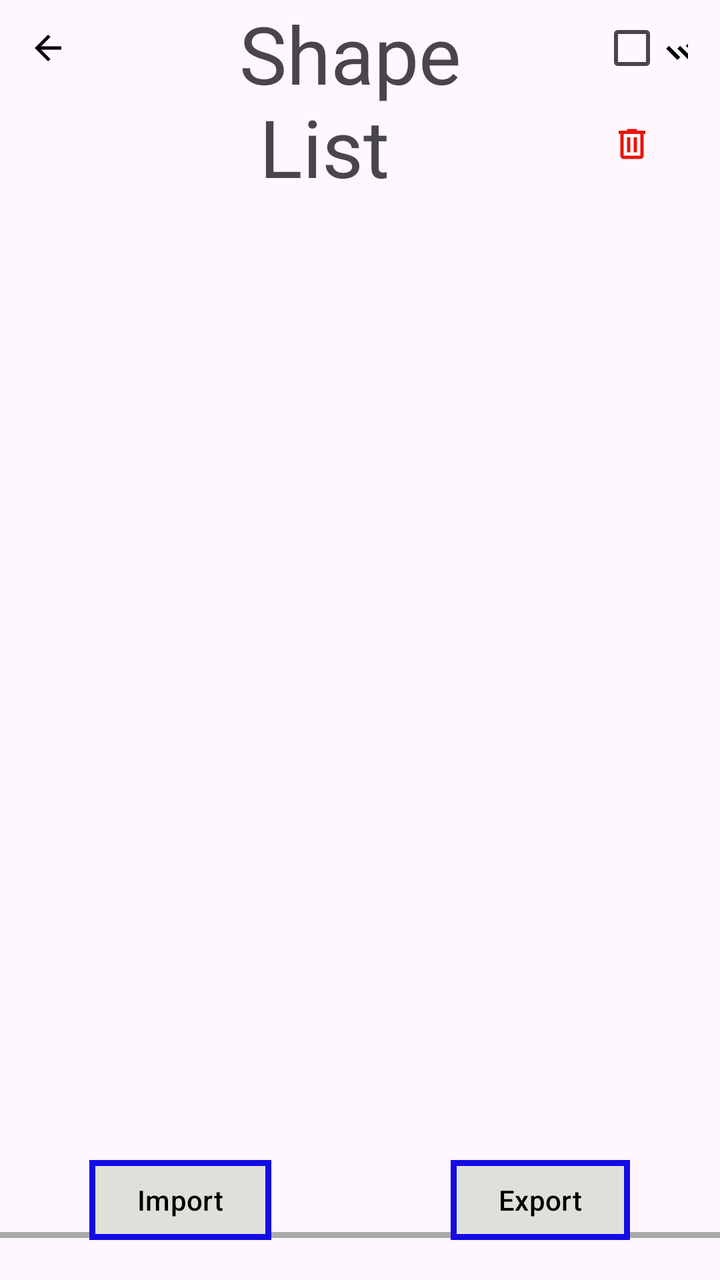
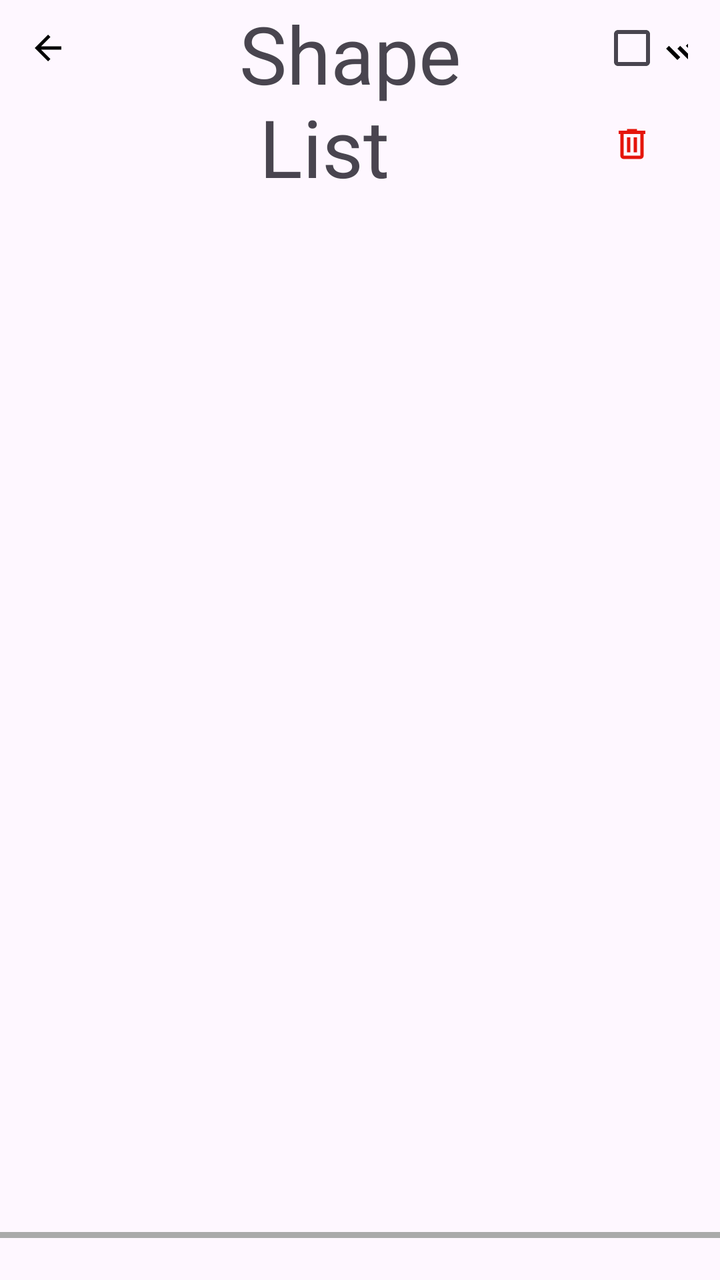

The first picture is an Android layout as it rendered before a commit; the second is the same layout after the commit. The layout source and the unified diff follow.
<!-- AndroidManifest.xml: application theme Theme.Euclydia -->
<!-- res/layout/list_activity.xml -->
<?xml version="1.0" encoding="utf-8"?>
<androidx.constraintlayout.widget.ConstraintLayout
    android:id="@+id/list"
    xmlns:android="http://schemas.android.com/apk/res/android"
    xmlns:tools="http://schemas.android.com/tools"
    android:layout_width="match_parent"
    android:layout_height="match_parent"
    xmlns:app="http://schemas.android.com/apk/res-auto">

    <TextView
        android:id="@+id/title"
        android:layout_width="wrap_content"
        android:layout_height="wrap_content"
        android:text="@string/shape_n_list"
        android:textSize="40sp"
        app:layout_constraintEnd_toEndOf="parent"
        app:layout_constraintStart_toStartOf="parent"
        app:layout_constraintTop_toTopOf="parent"
        tools:layout_editor_absoluteY="0dp" />

    <com.google.android.material.button.MaterialButton
        android:id="@+id/back"
        style="@style/Widget.Material3.Button.IconButton"
        android:layout_width="wrap_content"
        android:layout_height="wrap_content"
        app:iconTint="@color/black"
        app:icon="@drawable/ic_back"
        app:layout_constraintStart_toStartOf="parent"
        app:layout_constraintTop_toTopOf="parent" />

    <CheckBox
        android:id="@+id/selall"
        android:layout_width="wrap_content"
        android:layout_height="wrap_content"
        android:layout_marginEnd="16dp"
        android:backgroundTint="@color/blue"
        android:drawableStart="@drawable/ic_selectall"
        app:layout_constraintEnd_toEndOf="parent"
        app:layout_constraintTop_toTopOf="parent" />

    <com.google.android.material.button.MaterialButton
        android:id="@+id/delete"
        style="@style/Widget.Material3.Button.IconButton"
        android:layout_width="wrap_content"
        android:layout_height="wrap_content"
        app:iconTint="@color/red"
        app:icon="@drawable/ic_delete"
        tools:layout_editor_absoluteX="323dp"
        tools:layout_editor_absoluteY="52dp"
        app:layout_constraintStart_toStartOf="@id/selall"
        app:layout_constraintEnd_toEndOf="@id/selall"
        app:layout_constraintTop_toBottomOf="@id/selall"/>

    <androidx.recyclerview.widget.RecyclerView
        android:id="@+id/list_view"
        android:layout_width="match_parent"
        android:layout_height="484dp"
        android:layout_marginTop="32dp"
        app:layout_constraintEnd_toEndOf="parent"
        app:layout_constraintHorizontal_bias="0.0"
        app:layout_constraintStart_toStartOf="parent"
        app:layout_constraintTop_toBottomOf="@id/title" />

    <View
        android:id="@+id/borderBar"
        android:layout_width="match_parent"
        android:layout_height="3dp"
        android:background="@android:color/darker_gray"
        app:layout_constraintTop_toBottomOf="@id/list_view"
        app:layout_constraintStart_toStartOf="parent"
        app:layout_constraintEnd_toEndOf="parent"/>


    <com.google.android.material.button.MaterialButton
        android:id="@+id/Import"
        android:layout_width="wrap_content"
        android:layout_height="wrap_content"
        android:layout_marginBottom="16dp"
        android:text="@string/importbutton"
        style="@style/BlueButton"
        tools:layout_editor_absoluteX="61dp"
        app:layout_constraintBottom_toBottomOf="parent"
        app:layout_constraintStart_toStartOf="parent"
        app:layout_constraintEnd_toEndOf="@+id/center"
        />

    <com.google.android.material.button.MaterialButton
        android:id="@+id/Export"
        android:layout_width="wrap_content"
        android:layout_height="wrap_content"
        android:text="@string/exportbutton"
        style="@style/BlueButton"
        tools:layout_editor_absoluteX="266dp"
        tools:layout_editor_absoluteY="624dp"
        app:layout_constraintBottom_toBottomOf="parent"
        android:layout_marginBottom="16dp"
        app:layout_constraintEnd_toEndOf="parent"
        app:layout_constraintStart_toEndOf="@id/center"/>

    <androidx.constraintlayout.widget.Guideline android:layout_width="wrap_content"
        android:id="@+id/center"
        android:orientation="vertical"
        android:layout_height="wrap_content"
        app:layout_constraintGuide_percent=".50"/>


</androidx.constraintlayout.widget.ConstraintLayout>
<!-- resources referenced by this layout -->
<resources>
  <color name="black">#FF000000</color>
  <color name="blue">#140be5</color>
  <color name="red">#e5150b</color>
  <!-- drawable ic_back (drawable) -->
  <vector xmlns:android="http://schemas.android.com/apk/res/android" android:autoMirrored="true" android:height="24dp" android:tint="#000000" android:viewportHeight="960" android:viewportWidth="960" android:width="24dp">
        
      <path android:fillColor="@android:color/white" android:pathData="M313,520L537,744L480,800L160,480L480,160L537,216L313,440L800,440L800,520L313,520Z"/>
      
  </vector>
  <!-- drawable ic_delete (drawable) -->
  <vector xmlns:android="http://schemas.android.com/apk/res/android"
      android:width="24dp"
      android:height="24dp"
      android:viewportWidth="960"
      android:viewportHeight="960">
    <path
        android:pathData="M280,840q-33,0 -56.5,-23.5T200,760v-520h-40v-80h200v-40h240v40h200v80h-40v520q0,33 -23.5,56.5T680,840L280,840ZM680,240L280,240v520h400v-520ZM360,680h80v-360h-80v360ZM520,680h80v-360h-80v360ZM280,240v520,-520Z"
        android:fillColor="#1f1f1f"/>
  </vector>
  <!-- drawable ic_selectall (drawable) -->
  <vector xmlns:android="http://schemas.android.com/apk/res/android" android:height="24dp" android:tint="#000000" android:viewportHeight="960" android:viewportWidth="960" android:width="24dp">
        
      <path android:fillColor="@android:color/white" android:pathData="M268,720L42,494L99,438L269,608L269,608L325,664L268,720ZM494,720L268,494L324,437L494,607L862,239L918,296L494,720ZM494,494L437,438L635,240L692,296L494,494Z"/>
      
  </vector>
  <string name="exportbutton">Export</string>
  <string name="importbutton">Import</string>
  <string name="shape_n_list">Shape \n List</string>
  <style name="BlueButton" parent="BaseButton">
          <item name="strokeColor">@color/blue</item>
      </style>
  <style name="Theme.Euclydia" parent="Base.Theme.Euclydia" />
  <style name="BaseButton" parent="Widget.Material3.Button">
          <item name="backgroundTint">@color/background</item>
          <item name="android:textColor">@color/black</item>
          <item name="cornerRadius">0dp</item>
          <item name="strokeWidth">3dp</item>
  
      </style>
  <style name="Base.Theme.Euclydia" parent="Theme.Material3.DayNight.NoActionBar">
          
          
      </style>
  <color name="background">#e0e0da</color>
</resources>

<!-- the commit's change to res/layout/list_activity.xml (unified diff, before → after) -->
@@ -71,32 +71,6 @@
         app:layout_constraintEnd_toEndOf="parent"/>
 
 
-    <com.google.android.material.button.MaterialButton
-        android:id="@+id/Import"
-        android:layout_width="wrap_content"
-        android:layout_height="wrap_content"
-        android:layout_marginBottom="16dp"
-        android:text="@string/importbutton"
-        style="@style/BlueButton"
-        tools:layout_editor_absoluteX="61dp"
-        app:layout_constraintBottom_toBottomOf="parent"
-        app:layout_constraintStart_toStartOf="parent"
-        app:layout_constraintEnd_toEndOf="@+id/center"
-        />
-
-    <com.google.android.material.button.MaterialButton
-        android:id="@+id/Export"
-        android:layout_width="wrap_content"
-        android:layout_height="wrap_content"
-        android:text="@string/exportbutton"
-        style="@style/BlueButton"
-        tools:layout_editor_absoluteX="266dp"
-        tools:layout_editor_absoluteY="624dp"
-        app:layout_constraintBottom_toBottomOf="parent"
-        android:layout_marginBottom="16dp"
-        app:layout_constraintEnd_toEndOf="parent"
-        app:layout_constraintStart_toEndOf="@id/center"/>
-
     <androidx.constraintlayout.widget.Guideline android:layout_width="wrap_content"
         android:id="@+id/center"
         android:orientation="vertical"
<!-- resource entries referenced after the edit -->
@@ -25,24 +25,11 @@
       <path android:fillColor="@android:color/white" android:pathData="M268,720L42,494L99,438L269,608L269,608L325,664L268,720ZM494,720L268,494L324,437L494,607L862,239L918,296L494,720ZM494,494L437,438L635,240L692,296L494,494Z"/>
       
   </vector>
-  <string name="exportbutton">Export</string>
-  <string name="importbutton">Import</string>
   <string name="shape_n_list">Shape \n List</string>
-  <style name="BlueButton" parent="BaseButton">
-          <item name="strokeColor">@color/blue</item>
-      </style>
   <style name="Theme.Euclydia" parent="Base.Theme.Euclydia" />
-  <style name="BaseButton" parent="Widget.Material3.Button">
-          <item name="backgroundTint">@color/background</item>
-          <item name="android:textColor">@color/black</item>
-          <item name="cornerRadius">0dp</item>
-          <item name="strokeWidth">3dp</item>
-  
-      </style>
   <style name="Base.Theme.Euclydia" parent="Theme.Material3.DayNight.NoActionBar">
           
           
       </style>
-  <color name="background">#e0e0da</color>
 </resources>
 
